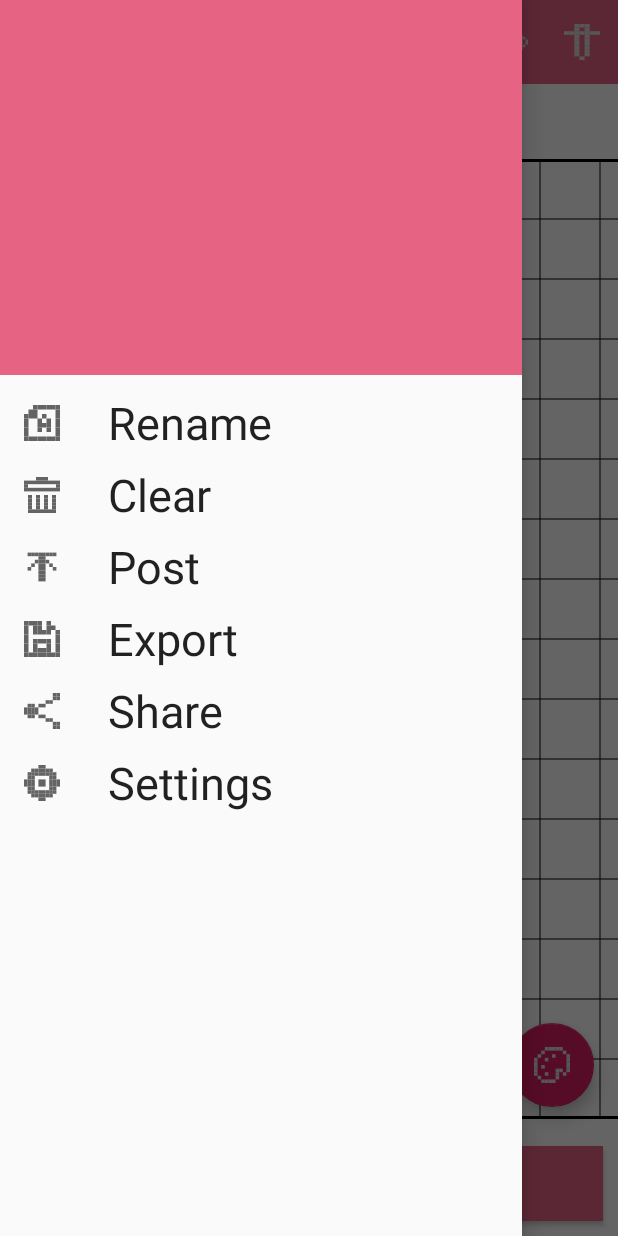
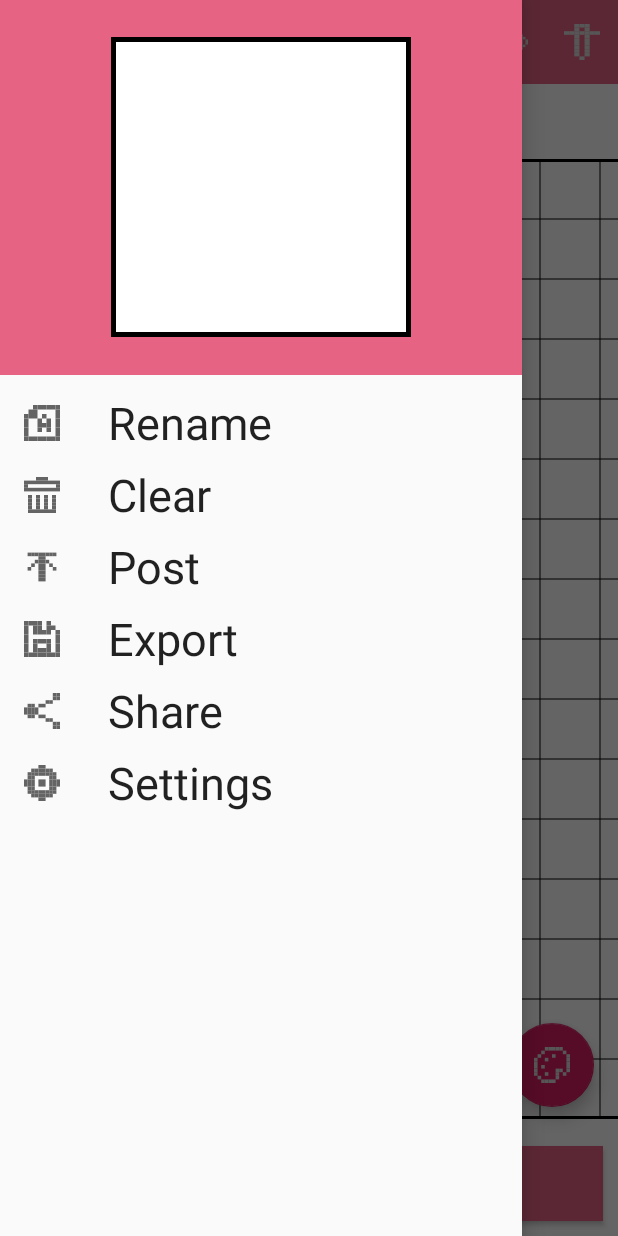
Before and after one commit to LoneStarFateZero/PixelCanvas, an Android app: the PaintActivity screen opened directly, with no data from a screen before it, in the side drawer, after a tap on "Export", on a phone screen of 412 x 824 dp. Run offline under Robolectric (Android 15) with nearby library versions, the phone set to English and light mode, and no system bars; libraries missing offline, so code that uses them is left out: com.flask.colorpicker; Roboto replaces fonts that are not available here; 1 statement that could not run was skipped.

Commit message:
实现缩略图预览功能，优化部分重用

```diff
--- a/app/src/main/java/pers/lonestar/pixelcanvas/CustomView/LineCanvas.java
+++ b/app/src/main/java/pers/lonestar/pixelcanvas/CustomView/LineCanvas.java
@@ -12,6 +12,8 @@ import pers.lonestar.pixelcanvas.utils.ParameterUtils;
 
 public class LineCanvas extends View {
     private int pixelCount;
+    private Paint linePaint;
+    private int pixelWidth;
 
     public void reDrawLine() {
         invalidate();
@@ -19,15 +21,13 @@ public class LineCanvas extends View {
 
     @Override
     protected void onDraw(Canvas canvas) {
-        int pixelWidth = ParameterUtils.canvasWidth / pixelCount;
-        Paint paint = new Paint();
-        paint.setStrokeWidth(1);
-        paint.setColor(Color.BLACK);
+        if (linePaint == null)
+            initPaint();
         for (int i = 1; i < pixelCount; i++) {
-            canvas.drawLine(0, i * pixelWidth, ParameterUtils.canvasWidth, i * pixelWidth, paint);
+            canvas.drawLine(0, i * pixelWidth, ParameterUtils.canvasWidth, i * pixelWidth, linePaint);
         }
         for (int i = 1; i < pixelCount; i++) {
-            canvas.drawLine(i * pixelWidth, 0, i * pixelWidth, ParameterUtils.canvasWidth, paint);
+            canvas.drawLine(i * pixelWidth, 0, i * pixelWidth, ParameterUtils.canvasWidth, linePaint);
         }
     }
 
@@ -55,4 +55,11 @@ public class LineCanvas extends View {
     public void setPixelCount(int pixelCount) {
         this.pixelCount = pixelCount;
     }
+
+    private void initPaint() {
+        linePaint = new Paint();
+        linePaint.setStrokeWidth(1);
+        linePaint.setColor(Color.BLACK);
+        pixelWidth = ParameterUtils.canvasWidth / pixelCount;
+    }
 }
--- a/app/src/main/java/pers/lonestar/pixelcanvas/CustomView/StrokeCanvas.java
+++ b/app/src/main/java/pers/lonestar/pixelcanvas/CustomView/StrokeCanvas.java
@@ -11,17 +11,18 @@ import androidx.annotation.Nullable;
 import pers.lonestar.pixelcanvas.utils.ParameterUtils;
 
 public class StrokeCanvas extends View {
+    private Paint strokePaint;
+    private int strokeWidth;
+
     @Override
     protected void onDraw(Canvas canvas) {
         super.onDraw(canvas);
-        Paint paint = new Paint();
-        paint.setStrokeWidth(6);
-        paint.setColor(Color.BLACK);
-        int width = getWidth();
-        canvas.drawLine(0, 0, 0, width, paint);
-        canvas.drawLine(0, 0, width, 0, paint);
-        canvas.drawLine(width, width, 0, width, paint);
-        canvas.drawLine(width, width, width, 0, paint);
+        if (strokePaint == null)
+            iniPaint();
+        canvas.drawLine(0, 0, 0, strokeWidth, strokePaint);
+        canvas.drawLine(0, 0, strokeWidth, 0, strokePaint);
+        canvas.drawLine(strokeWidth, strokeWidth, 0, strokeWidth, strokePaint);
+        canvas.drawLine(strokeWidth, strokeWidth, strokeWidth, 0, strokePaint);
     }
 
     public StrokeCanvas(Context context) {
@@ -44,4 +45,11 @@ public class StrokeCanvas extends View {
     protected void onMeasure(int widthMeasureSpec, int heightMeasureSpec) {
         setMeasuredDimension(ParameterUtils.canvasWidth, ParameterUtils.canvasWidth);
     }
+
+    private void iniPaint() {
+        strokePaint = new Paint();
+        strokePaint.setStrokeWidth(6);
+        strokePaint.setColor(Color.BLACK);
+        strokeWidth = getWidth();
+    }
 }
--- a/app/src/main/java/pers/lonestar/pixelcanvas/activity/PaintActivity.java
+++ b/app/src/main/java/pers/lonestar/pixelcanvas/activity/PaintActivity.java
@@ -7,6 +7,7 @@ import android.graphics.Canvas;
 import android.graphics.Color;
 import android.graphics.PorterDuff;
 import android.os.Bundle;
+import android.util.Log;
 import android.view.Menu;
 import android.view.MenuItem;
 import android.view.MotionEvent;
@@ -39,6 +40,7 @@ public class PaintActivity extends AppCompatActivity {
     private PixelCanvas pixelCanvas;
     private StrokeCanvas strokeCanvas;
     private ImageView pencil;
+    private ImageView thumbnail;
     private BorderIndicator borderIndicator;
     private Button dotButton;
     private FloatingActionButton fab;
@@ -95,6 +97,7 @@ public class PaintActivity extends AppCompatActivity {
                         clearCanvas();
                         break;
                     case R.id.paint_nav_export:
+                        exportSVG();
                         break;
                     case R.id.paint_nav_publish:
                         break;
@@ -106,6 +109,29 @@ public class PaintActivity extends AppCompatActivity {
                         break;
                 }
                 return true;
+            }
+        });
+        drawerLayout.addDrawerListener(new DrawerLayout.DrawerListener() {
+            @Override
+            public void onDrawerSlide(@NonNull View drawerView, float slideOffset) {
+                if (thumbnail == null)
+                    thumbnail = findViewById(R.id.thumbnail);
+                thumbnail.setImageBitmap(loadBitmapFromView(pixelCanvas));
+            }
+
+            @Override
+            public void onDrawerOpened(@NonNull View drawerView) {
+
+            }
+
+            @Override
+            public void onDrawerClosed(@NonNull View drawerView) {
+
+            }
+
+            @Override
+            public void onDrawerStateChanged(int newState) {
+
             }
         });
     }
@@ -184,10 +210,6 @@ public class PaintActivity extends AppCompatActivity {
                             ParameterUtils.pixelColor[y][x] = pencilColor;
                             pixelCanvas.setPixelSize(pixelSize);
                             pixelCanvas.invalidate();
-
-                            ImageView thumbnail = findViewById(R.id.thumbnail);
-                            if (thumbnail != null)
-                                thumbnail.setImageBitmap(loadBitmapFromView(pixelCanvas));
                         }
 
                         // 记录当前的位置
@@ -296,4 +318,18 @@ public class PaintActivity extends AppCompatActivity {
         view.draw(c);
         return bmp;
     }
+
+    private void exportSVG() {
+        StringBuilder stringBuilder = new StringBuilder();
+        stringBuilder.append("<?xml version=\"1.0\" encoding=\"UTF-8\" ?>\n" +
+                "<svg version=\"1.1\" width=\"12\" height=\"12\" xmlns=\"http://www.w3.org/2000/svg\">\n");
+        for (int i = 0; i < ParameterUtils.pixelColor.length; i++) {
+            for (int j = 0; j < ParameterUtils.pixelColor.length; j++) {
+                if (ParameterUtils.pixelColor[i][j] != 0)
+                    stringBuilder.append("<rect x=\"" + j + "\" y=\"" + i + "\" width=\"1\" height=\"1\" fill=\"#" + Integer.toHexString((ParameterUtils.pixelColor[i][j] & 0xff0000) >> 16) + Integer.toHexString((ParameterUtils.pixelColor[i][j] & 0x00ff00) >> 8) + Integer.toHexString(ParameterUtils.pixelColor[i][j] & 0x0000ff) + "\" />\n");
+            }
+        }
+        stringBuilder.append("</svg>");
+        Log.d("SVG测试", "exportSVG: " + stringBuilder.toString());
+    }
 }
--- /dev/null
+++ b/app/src/main/java/pers/lonestar/pixelcanvas/utils/CanvasInfo.java
@@ -0,0 +1,13 @@
+package pers.lonestar.pixelcanvas.utils;
+
+public class CanvasInfo {
+    private int pixelCount;
+    private String canvasName;
+    private int[][] pixelColor;
+
+    public CanvasInfo(String canvasName, int pixelCount, int[][] pixelColor) {
+        this.canvasName = canvasName;
+        this.pixelCount = pixelCount;
+        this.pixelColor = pixelColor;
+    }
+}
--- /dev/null
+++ b/app/src/main/res/drawable/stroke.xml
@@ -0,0 +1,7 @@
+<?xml version="1.0" encoding="utf-8"?>
+<shape xmlns:android="http://schemas.android.com/apk/res/android">
+    <stroke
+        android:width="3dp"
+        android:color="#000" />
+    <solid android:color="#00FFFFFF" />
+</shape>
--- a/app/src/main/res/layout/paint_nav_header.xml
+++ b/app/src/main/res/layout/paint_nav_header.xml
@@ -9,5 +9,7 @@
         android:id="@+id/thumbnail"
         android:layout_width="200dp"
         android:layout_height="200dp"
-        android:layout_centerInParent="true" />
+        android:layout_centerInParent="true"
+        android:elevation="8dp"
+        android:foreground="@drawable/stroke" />
 </RelativeLayout>
```
